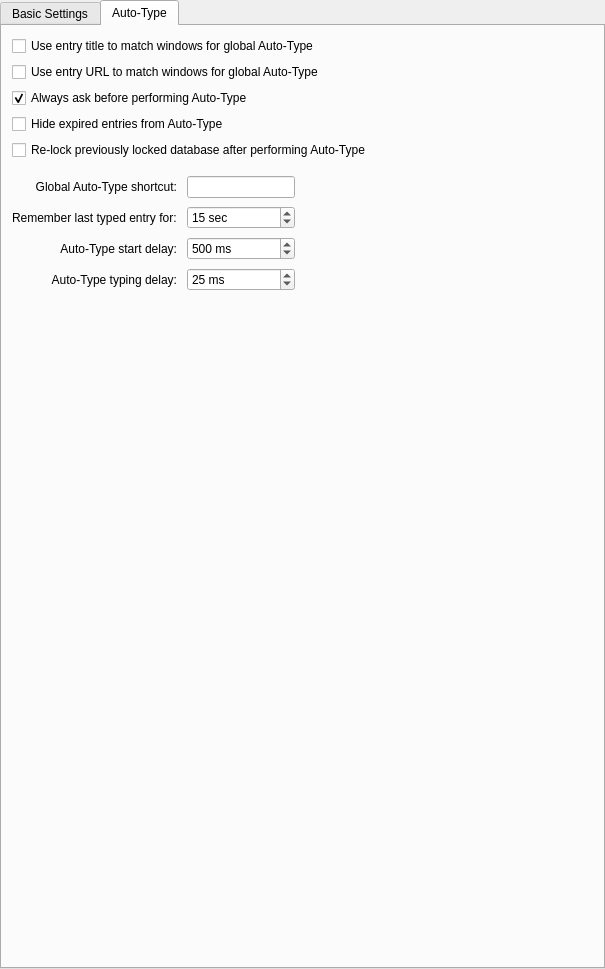
Above: src/gui/ApplicationSettingsWidgetGeneral.ui from juzu-o/keepassxc before the change. Below: the same form after it.
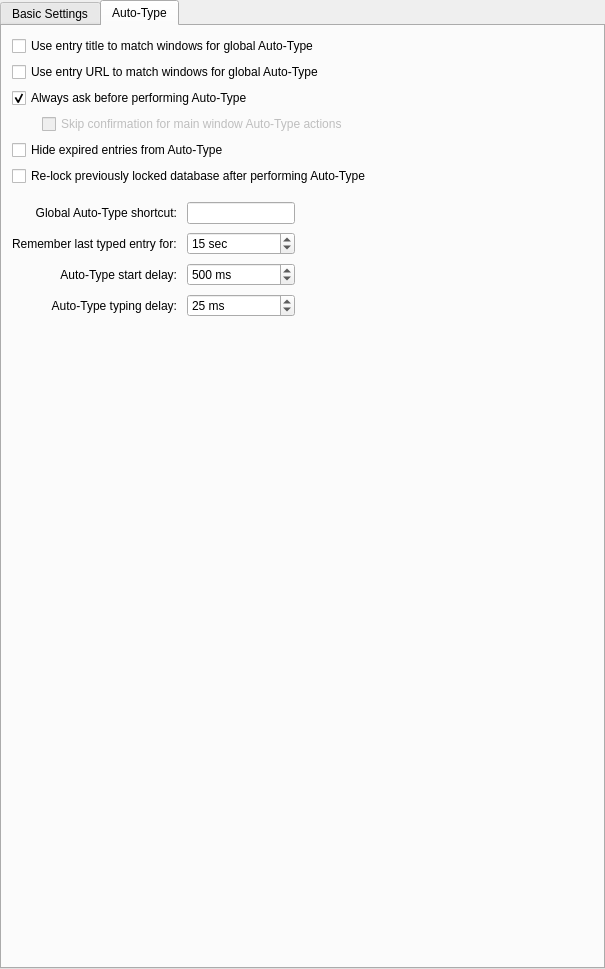
That is the form after the change. The open tabs and pages were chosen to show the change. Custom widgets are drawn as their Qt base class.

Commit message: Add more granular Auto-Type confirmation settings (#12370)

What changed in the file:
```diff
--- a/src/gui/ApplicationSettingsWidgetGeneral.ui
+++ b/src/gui/ApplicationSettingsWidgetGeneral.ui
@@ -1157,6 +1157,42 @@
          </property>
         </widget>
        </item>
+       <item>
+        <layout class="QHBoxLayout" name="autoTypeSkipMainWindowLayout">
+         <property name="spacing">
+          <number>0</number>
+         </property>
+         <item>
+          <spacer name="autoTypeSkipMainWindowSpacer">
+           <property name="orientation">
+            <enum>Qt::Horizontal</enum>
+           </property>
+           <property name="sizeType">
+            <enum>QSizePolicy::Fixed</enum>
+           </property>
+           <property name="sizeHint" stdset="0">
+            <size>
+             <width>30</width>
+             <height>20</height>
+            </size>
+           </property>
+          </spacer>
+         </item>
+         <item>
+          <widget class="QCheckBox" name="autoTypeSkipMainWindowConfirmationCheckBox">
+           <property name="enabled">
+            <bool>false</bool>
+           </property>
+           <property name="text">
+            <string>Skip confirmation for main window Auto-Type actions</string>
+           </property>
+           <property name="checked">
+            <bool>false</bool>
+           </property>
+          </widget>
+         </item>
+        </layout>
+       </item>
        <item>
         <widget class="QCheckBox" name="autoTypeHideExpiredEntryCheckBox">
          <property name="text">
```
The commit also changes 6 other files.
